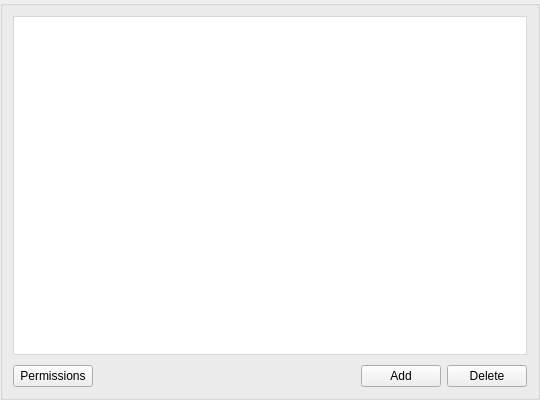
Before: the Qt Designer form src/MEGASync/gui/win/RemoteItemUi.ui in meganz/MEGAsync, drawn with Qt 5.
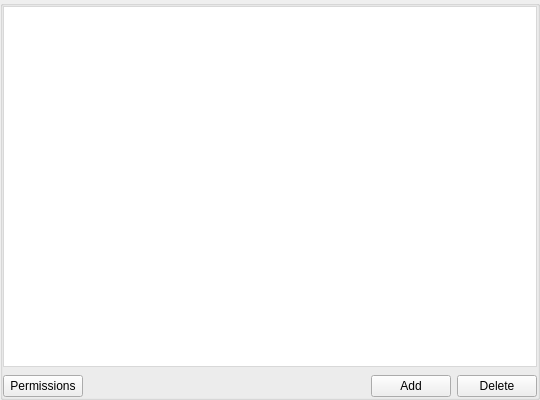
After: the same form once the commit is applied. Custom widgets are drawn as their Qt base class.

```diff
--- a/src/MEGASync/gui/win/RemoteItemUi.ui
+++ b/src/MEGASync/gui/win/RemoteItemUi.ui
@@ -1,7 +1,7 @@
 <?xml version="1.0" encoding="UTF-8"?>
 <ui version="4.0">
  <class>RemoteItemUi</class>
- <widget class="QGroupBox" name="RemoteItemUi">
+ <widget class="Widget" name="RemoteItemUi">
   <property name="geometry">
    <rect>
     <x>0</x>
@@ -15,19 +15,40 @@
   </property>
   <layout class="QVBoxLayout" name="verticalLayout">
    <property name="spacing">
-    <number>10</number>
+    <number>0</number>
    </property>
    <property name="leftMargin">
-    <number>10</number>
+    <number>0</number>
    </property>
    <property name="topMargin">
-    <number>10</number>
+    <number>0</number>
    </property>
    <property name="rightMargin">
-    <number>10</number>
+    <number>0</number>
    </property>
    <property name="bottomMargin">
-    <number>10</number>
+    <number>0</number>
+   </property>
+   <item>
+    <widget class="QGroupBox" name="groupBox">
+     <property name="title">
+      <string/>
+     </property>
+     <layout class="QVBoxLayout" name="verticalLayout_2">
+      <property name="spacing">
+       <number>8</number>
+      </property>
+      <property name="leftMargin">
+       <number>0</number>
+      </property>
+      <property name="topMargin">
+       <number>0</number>
+      </property>
+      <property name="rightMargin">
+       <number>0</number>
+      </property>
+      <property name="bottomMargin">
+       <number>0</number>
    </property>
    <item>
     <widget class="QTableView" name="tableView">
@@ -193,6 +214,17 @@
    </item>
   </layout>
  </widget>
+   </item>
+  </layout>
+ </widget>
+ <customwidgets>
+  <customwidget>
+   <class>Widget</class>
+   <extends>QWidget</extends>
+   <header>widget.h</header>
+   <container>1</container>
+  </customwidget>
+ </customwidgets>
  <resources/>
  <connections/>
 </ui>
```
Lines whose indentation alone changed are shown as unchanged.
